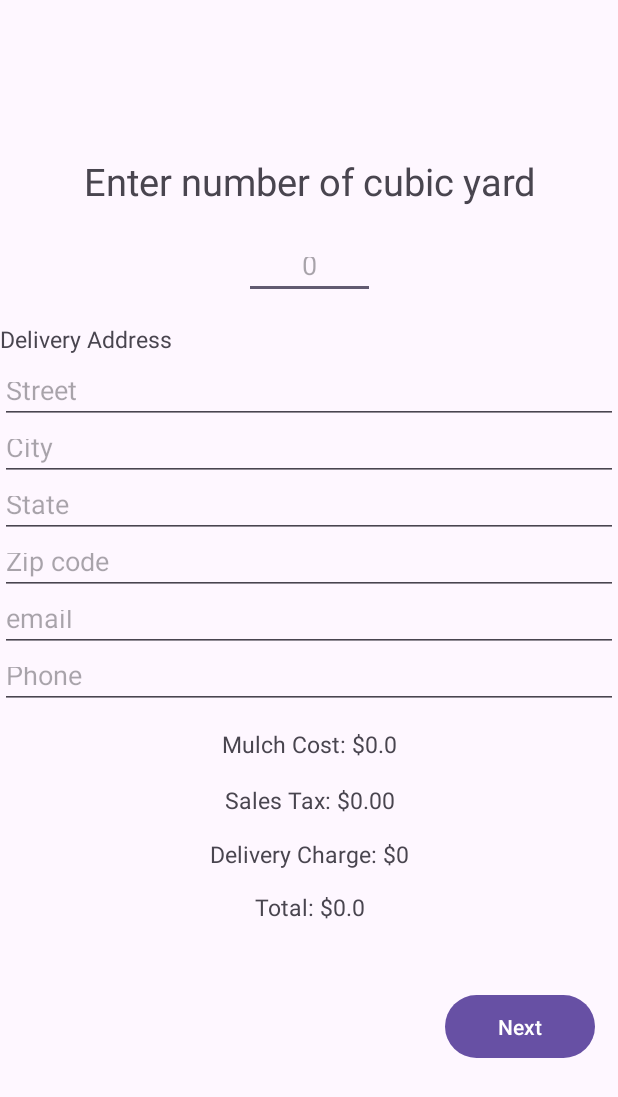
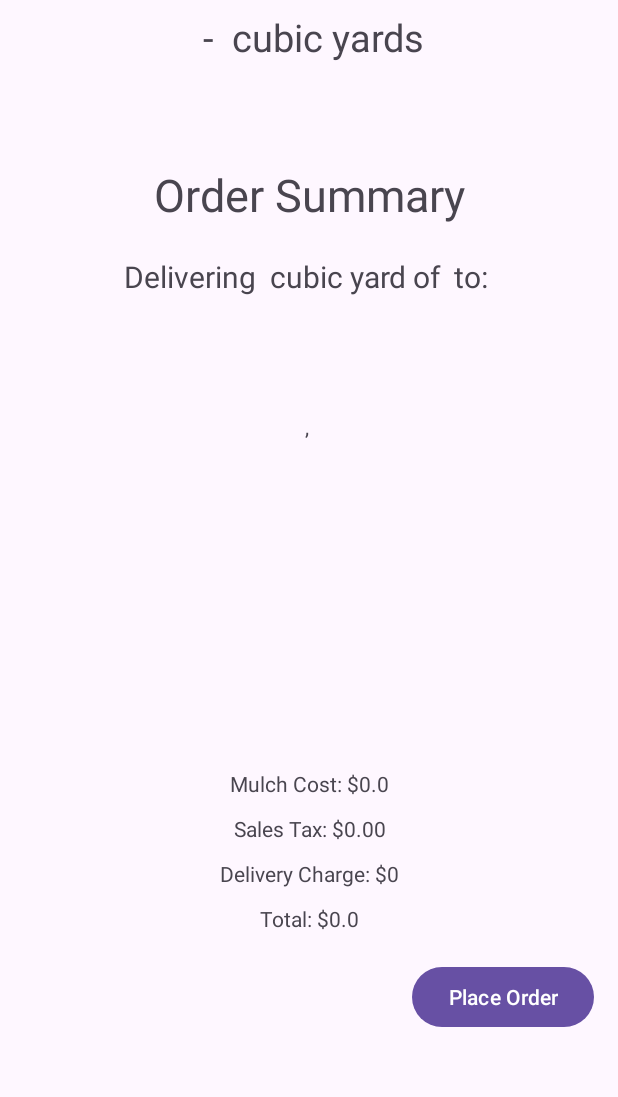
Before and after one commit to Asal2/330Fall23_SharmaDhunganaA, an Android app: the OrderMulchActivity screen opened directly, with no data from a screen before it, after a tap on "Next", on a phone screen of 412 x 824 dp. Shown: the top 1097 px of the screen. Run offline under Robolectric (Android 15) with nearby library versions, the light colour scheme and no system bars; 3 statements that could not run were skipped.

Commit message:
Mulch APP Completed

```diff
--- a/apps/MulchApp/app/src/main/java/com/example/mulchapp/OrderMulchActivity.kt
+++ b/apps/MulchApp/app/src/main/java/com/example/mulchapp/OrderMulchActivity.kt
@@ -11,6 +11,7 @@ import com.example.mulchapp.databinding.ActivityOrderMulchBinding
 import android.util.Log
 class OrderMulchActivity : AppCompatActivity() {
     lateinit var binding: ActivityOrderMulchBinding
+
 
     private val mulchTypeList = mutableMapOf<String,Int>(
         "Premium Dark Mulch" to 56,
@@ -27,7 +28,6 @@ class OrderMulchActivity : AppCompatActivity() {
     private var salesTax: Double = 0.07;
 
     override fun onCreate(savedInstanceState: Bundle?) {
-        print("App stating")
         super.onCreate(savedInstanceState)
         binding = ActivityOrderMulchBinding.inflate(layoutInflater)
         setContentView(binding.root)
@@ -46,6 +46,79 @@ class OrderMulchActivity : AppCompatActivity() {
 
         binding.calculateBtn.setOnClickListener{
             calculateTotal()
+
+            val intent = Intent(this, OrderSummaryActivity::class.java)
+
+
+            var selectMulch = binding.mulchType
+            var selectcubicyard = binding.numberCubicyard
+            var takestring  = selectMulch.text.toString()
+            var takecubicyard = selectcubicyard.text.toString()
+            var addtypePrice = "$takestring - $takecubicyard cubic yards"
+            intent.putExtra("KeyName", addtypePrice);
+
+
+            var selectMulchOption = binding.mulchCostOption
+            var takestringA  = selectMulchOption.text.toString()
+            intent.putExtra("KeyName0", takestringA);
+
+            var selectcubicYard = binding.numberCubicyard
+            var selectMulchType = binding.mulchType
+            var takestringB  = selectcubicYard.text.toString()
+            var taketype = selectMulchType.text.toString()
+            var adddelivery = "Delivering $takestringB cubic yard of $taketype to: "
+            intent.putExtra("KeyName1", adddelivery);
+
+            var selectStreet = binding.Street
+            var takestringC  = selectStreet.text.toString()
+            intent.putExtra("KeyName2", takestringC);
+
+            var selectCity = binding.City
+            val selectState = binding.State
+            var takestringD  = selectCity.text.toString()
+            var takestate = selectState.text.toString()
+            var addtext = "$takestringD, $takestate"
+            intent.putExtra("KeyName3", addtext);
+
+
+            var selectZip = binding.zipCode
+            var takestringE  = selectZip.text.toString()
+            intent.putExtra("KeyName4", takestringE);
+
+
+            var selectEmail = binding.email
+            var takestringF  = selectEmail.text.toString()
+            intent.putExtra("KeyName5", takestringF);
+
+
+            var selectPhone = binding.phone
+            var takestringG  = selectPhone.text.toString()
+            intent.putExtra("KeyName6", takestringG);
+
+
+            var selectCost = binding.Cost
+            var takestringH  = selectCost.text.toString()
+            intent.putExtra("KeyName7", takestringH);
+
+
+            var selectSale = binding.sales
+            var takestringI  = selectSale.text.toString()
+            intent.putExtra("KeyName8", takestringI);
+
+
+            var selectDelivery = binding.delivery
+            var takestringJ  = selectDelivery.text.toString()
+            intent.putExtra("KeyName9", takestringJ);
+
+
+            var selectToal = binding.total
+            var takestringK  = selectToal.text.toString()
+            intent.putExtra("KeyName10", takestringK);
+
+
+
+
+            startActivity(intent)
         }
     }
     private fun calculateTotal(){
--- a/apps/MulchApp/app/src/main/java/com/example/mulchapp/OrderSummaryActivity.kt
+++ b/apps/MulchApp/app/src/main/java/com/example/mulchapp/OrderSummaryActivity.kt
@@ -2,10 +2,75 @@ package com.example.mulchapp
 
 import androidx.appcompat.app.AppCompatActivity
 import android.os.Bundle
+import android.widget.Toast
+import com.example.mulchapp.databinding.ActivityMainBinding
+import com.example.mulchapp.databinding.ActivityOrderMulchBinding
+import com.example.mulchapp.databinding.ActivityOrderSummaryBinding
 
 class OrderSummaryActivity : AppCompatActivity() {
+    lateinit var binding: ActivityOrderSummaryBinding
     override fun onCreate(savedInstanceState: Bundle?) {
         super.onCreate(savedInstanceState)
-        setContentView(R.layout.activity_order_summary)
+        binding = ActivityOrderSummaryBinding.inflate(layoutInflater)
+        setContentView(binding.root)
+
+        intent?.extras?.getString("KeyName2").toString()
+
+
+        val recievetext = intent.getStringExtra("KeyName")
+        val putText = binding.mulchOrder
+        putText.text = recievetext
+
+        val recievetextA = intent.getStringExtra("KeyName0")
+        val putTextA = binding.pricepermulch
+        putTextA.text = recievetextA
+
+        val recievetextB = intent.getStringExtra("KeyName1")
+        val putTextB = binding.orderDetail
+        putTextB.text = recievetextB
+
+        val recievetextC = intent.getStringExtra("KeyName2")
+        val putTextC = binding.streetDetail
+        putTextC.text = recievetextC
+
+        val recievetextD = intent.getStringExtra("KeyName3")
+        val putTextD = binding.cityState
+        putTextD.text = recievetextD
+
+        val recievetextE = intent.getStringExtra("KeyName4")
+        val putTextE = binding.zipDetail
+        putTextE.text = recievetextE
+
+        val recievetextF = intent.getStringExtra("KeyName5")
+        val putTextF = binding.emailDetail
+        putTextF.text = recievetextF
+
+        val recievetextG = intent.getStringExtra("KeyName6")
+        val putTextG = binding.phoneDetail
+        putTextG.text = recievetextG
+
+        val recievetextH = intent.getStringExtra("KeyName7")
+        val putTextH = binding.Cost
+        putTextH.text = recievetextH
+
+        val recievetextI = intent.getStringExtra("KeyName8")
+        val putTextI = binding.sales
+        putTextI.text = recievetextI
+
+        val recievetextJ = intent.getStringExtra("KeyName9")
+        val putTextJ = binding.delivey
+        putTextJ.text = recievetextJ
+
+
+        val recievetextK = intent.getStringExtra("KeyName10")
+        val putTextK = binding.total
+        putTextK.text = recievetextK
+
+        binding.button.setOnClickListener{
+            showToast("Ordered Placed")
+        }
+    }
+    private fun showToast(message: String) {
+        Toast.makeText(this, message, Toast.LENGTH_SHORT).show()
     }
 }
--- a/apps/MulchApp/app/src/main/res/layout/activity_order_summary.xml
+++ b/apps/MulchApp/app/src/main/res/layout/activity_order_summary.xml
@@ -9,27 +9,43 @@
     <TextView
         android:id="@+id/mulchOrder"
         android:layout_width="match_parent"
-        android:layout_height="118dp"
+        android:layout_height="50dp"
+        android:gravity="center"
         android:text="TextView"
+        android:textSize="25dp"
+        app:layout_constraintEnd_toEndOf="parent"
+        app:layout_constraintHorizontal_bias="0.0"
+        app:layout_constraintStart_toStartOf="parent"
+        app:layout_constraintTop_toTopOf="parent" />
+
+    <TextView
+        android:id="@+id/pricepermulch"
+        android:layout_width="match_parent"
+        android:layout_height="50dp"
+        android:text="TextView"
+        android:gravity="center"
         app:layout_constraintEnd_toEndOf="parent"
         app:layout_constraintStart_toStartOf="parent"
-        app:layout_constraintTop_toTopOf="parent" />
+        app:layout_constraintTop_toBottomOf="@+id/mulchOrder"/>
 
     <TextView
         android:id="@+id/orderSummary"
         android:layout_width="match_parent"
         android:layout_height="59dp"
         android:text="Order Summary"
+        android:gravity="center"
         android:textSize="30dp"
         app:layout_constraintEnd_toEndOf="parent"
         app:layout_constraintStart_toStartOf="parent"
-        app:layout_constraintTop_toBottomOf="@+id/mulchOrder" />
+        app:layout_constraintTop_toBottomOf="@+id/pricepermulch" />
 
     <TextView
         android:id="@+id/orderDetail"
         android:layout_width="match_parent"
-        android:layout_height="36dp"
+        android:layout_height="50dp"
+        android:gravity="center"
         android:text="TextView"
+        android:textSize="20dp"
         app:layout_constraintEnd_toEndOf="parent"
         app:layout_constraintStart_toStartOf="parent"
         app:layout_constraintTop_toBottomOf="@+id/orderSummary" />
@@ -37,40 +53,45 @@
     <TextView
         android:id="@+id/streetDetail"
         android:layout_width="match_parent"
-        android:layout_height="36dp"
+        android:layout_height="50dp"
         android:text="TextView"
+        android:gravity="center"
         app:layout_constraintEnd_toEndOf="parent"
         app:layout_constraintStart_toStartOf="parent"
         app:layout_constraintTop_toBottomOf="@+id/orderDetail" />
     <TextView
         android:id="@+id/cityState"
         android:layout_width="match_parent"
-        android:layout_height="36dp"
+        android:layout_height="50dp"
         android:text="TextView"
+        android:gravity="center"
         app:layout_constraintEnd_toEndOf="parent"
         app:layout_constraintStart_toStartOf="parent"
         app:layout_constraintTop_toBottomOf="@+id/streetDetail" />
     <TextView
         android:id="@+id/zipDetail"
         android:layout_width="match_parent"
-        android:layout_height="36dp"
+        android:layout_height="50dp"
         android:text="TextView"
+        android:gravity="center"
         app:layout_constraintEnd_toEndOf="parent"
         app:layout_constraintStart_toStartOf="parent"
         app:layout_constraintTop_toBottomOf="@+id/cityState" />
     <TextView
         android:id="@+id/emailDetail"
         android:layout_width="match_parent"
-        android:layout_height="36dp"
+        android:layout_height="50dp"
         android:text="TextView"
+        android:gravity="center"
         app:layout_constraintEnd_toEndOf="parent"
         app:layout_constraintStart_toStartOf="parent"
         app:layout_constraintTop_toBottomOf="@+id/zipDetail" />
     <TextView
         android:id="@+id/phoneDetail"
         android:layout_width="match_parent"
-        android:layout_height="36dp"
+        android:layout_height="50dp"
         android:text="TextView"
+        android:gravity="center"
         app:layout_constraintEnd_toEndOf="parent"
         app:layout_constraintStart_toStartOf="parent"
         app:layout_constraintTop_toBottomOf="@+id/emailDetail" />
@@ -78,7 +99,7 @@
     <TextView
         android:id="@+id/Cost"
         android:layout_width="match_parent"
-        android:layout_height="20dp"
+        android:layout_height="30dp"
         android:layout_marginTop="48dp"
         android:gravity="center"
         android:text="@string/mulch_cost"
@@ -88,7 +109,7 @@
     <TextView
         android:id="@+id/sales"
         android:layout_width="match_parent"
-        android:layout_height="20dp"
+        android:layout_height="30dp"
         android:gravity="center"
         android:text="@string/sales_tax"
         app:layout_constraintEnd_toEndOf="parent"
@@ -98,7 +119,7 @@
     <TextView
         android:id="@+id/delivey"
         android:layout_width="match_parent"
-        android:layout_height="20dp"
+        android:layout_height="30dp"
         android:gravity="center"
         android:text="@string/delivery_charge"
         app:layout_constraintEnd_toEndOf="parent"
@@ -108,7 +129,7 @@
     <TextView
         android:id="@+id/total"
         android:layout_width="match_parent"
-        android:layout_height="20dp"
+        android:layout_height="30dp"
         android:gravity="center"
         android:text="@string/total"
         app:layout_constraintEnd_toEndOf="parent"
@@ -120,7 +141,7 @@
         android:id="@+id/button"
         android:layout_width="wrap_content"
         android:layout_height="wrap_content"
-        android:layout_marginTop="28dp"
+        android:layout_marginTop="13dp"
         android:text="Place Order"
         app:layout_constraintEnd_toEndOf="parent"
         app:layout_constraintHorizontal_bias="0.944"
```
